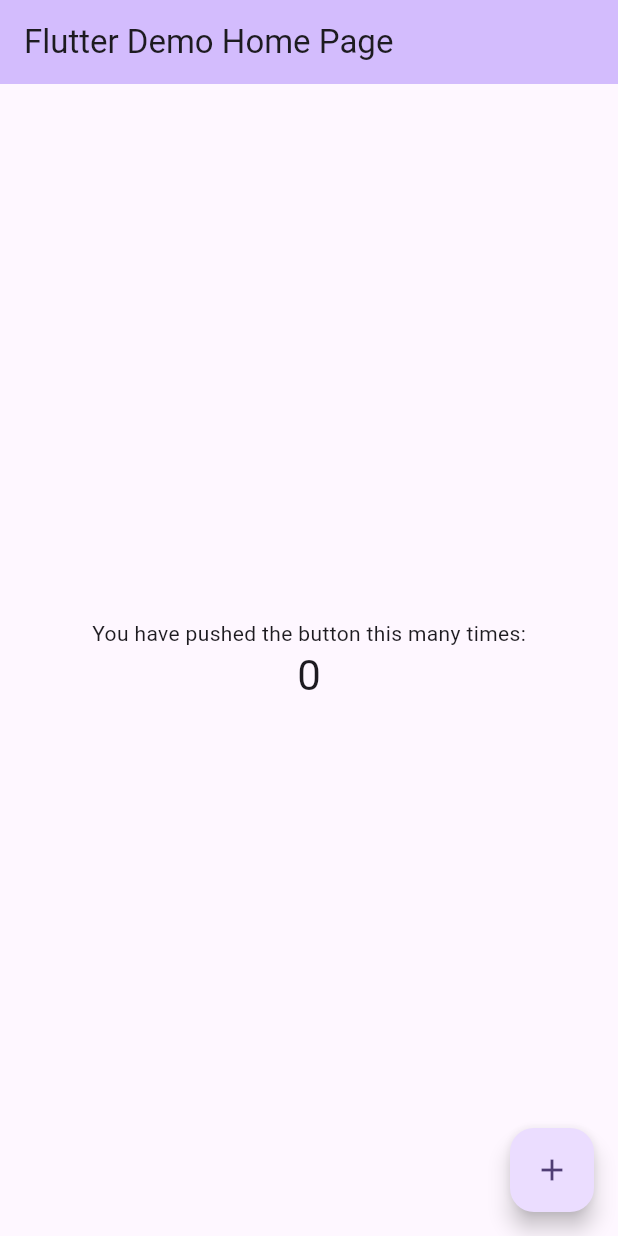
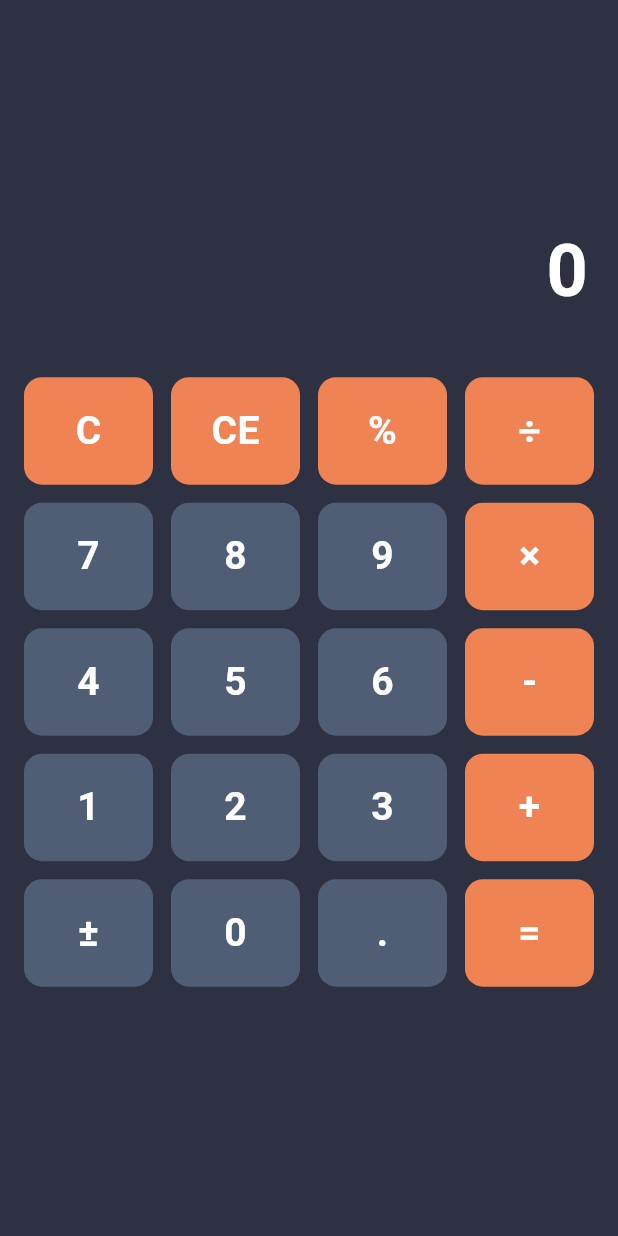
Before and after one commit to QuangViet03/lab2, a Flutter app: the screen it shows after launch, on a phone screen of 412 x 824 dp. Run offline on Flutter 3.47's test engine with Material 3 defaults, Android fonts, the phone set to English and light mode, and no system bars.

Commit message:
Hoàn thành bài Lab2

```diff
--- a/lib/main.dart
+++ b/lib/main.dart
@@ -7,116 +7,295 @@ void main() {
 class MyApp extends StatelessWidget {
   const MyApp({super.key});
 
-  // This widget is the root of your application.
   @override
   Widget build(BuildContext context) {
     return MaterialApp(
-      title: 'Flutter Demo',
-      theme: ThemeData(
-        // This is the theme of your application.
-        //
-        // TRY THIS: Try running your application with "flutter run". You'll see
-        // the application has a purple toolbar. Then, without quitting the app,
-        // try changing the seedColor in the colorScheme below to Colors.green
-        // and then invoke "hot reload" (save your changes or press the "hot
-        // reload" button in a Flutter-supported IDE, or press "r" if you used
-        // the command line to start the app).
-        //
-        // Notice that the counter didn't reset back to zero; the application
-        // state is not lost during the reload. To reset the state, use hot
-        // restart instead.
-        //
-        // This works for code too, not just values: Most code changes can be
-        // tested with just a hot reload.
-        colorScheme: .fromSeed(seedColor: Colors.deepPurple),
-      ),
-      home: const MyHomePage(title: 'Flutter Demo Home Page'),
+      debugShowCheckedModeBanner: false,
+      title: "Máy Tính",
+      home: const CalculatorScreen(),
     );
   }
 }
 
-class MyHomePage extends StatefulWidget {
-  const MyHomePage({super.key, required this.title});
-
-  // This widget is the home page of your application. It is stateful, meaning
-  // that it has a State object (defined below) that contains fields that affect
-  // how it looks.
-
-  // This class is the configuration for the state. It holds the values (in this
-  // case the title) provided by the parent (in this case the App widget) and
-  // used by the build method of the State. Fields in a Widget subclass are
-  // always marked "final".
-
-  final String title;
+class CalculatorScreen extends StatefulWidget {
+  const CalculatorScreen({super.key});
 
   @override
-  State<MyHomePage> createState() => _MyHomePageState();
+  State<CalculatorScreen> createState() => _CalculatorScreenState();
 }
 
-class _MyHomePageState extends State<MyHomePage> {
-  int _counter = 0;
+class _CalculatorScreenState extends State<CalculatorScreen> {
+  String _manHinh = "0";
+  String _phuongTrinh = "";
+  double _soThuNhat = 0;
+  double _soThuHai = 0;
+  String _phepTinh = "";
+  bool _choSoTiepTheo = false;
 
-  void _incrementCounter() {
+  // =============================
+  // NHẬP SỐ
+  // =============================
+  void _nhanSo(String so) {
     setState(() {
-      // This call to setState tells the Flutter framework that something has
-      // changed in this State, which causes it to rerun the build method below
-      // so that the display can reflect the updated values. If we changed
-      // _counter without calling setState(), then the build method would not be
-      // called again, and so nothing would appear to happen.
-      _counter++;
+      if (_manHinh == "0" || _choSoTiepTheo) {
+        _manHinh = so;
+        _choSoTiepTheo = false;
+      } else {
+        _manHinh += so;
+      }
     });
   }
 
+  // =============================
+  // XÓA KÝ TỰ CUỐI (CE)
+  // =============================
+  void _xoaKyTuCuoi() {
+    setState(() {
+      if (_manHinh.length > 1) {
+        _manHinh = _manHinh.substring(0, _manHinh.length - 1);
+      } else {
+        _manHinh = "0";
+      }
+    });
+  }
+
+  // =============================
+  // XÓA TẤT CẢ (C)
+  // =============================
+  void _xoaTatCa() {
+    setState(() {
+      _manHinh = "0";
+      _phuongTrinh = "";
+      _soThuNhat = 0;
+      _soThuHai = 0;
+      _phepTinh = "";
+      _choSoTiepTheo = false;
+    });
+  }
+
+  // =============================
+  // DẤU CHẤM THẬP PHÂN
+  // =============================
+  void _themDauCham() {
+    if (!_manHinh.contains(".")) {
+      setState(() => _manHinh += ".");
+    }
+  }
+
+  // =============================
+  // ĐỔI DẤU ÂM/DƯƠNG
+  // =============================
+  void _doiDau() {
+    setState(() {
+      if (_manHinh.startsWith('-')) {
+        _manHinh = _manHinh.substring(1);
+      } else if (_manHinh != "0") {
+        _manHinh = "-$_manHinh";
+      }
+    });
+  }
+
+  // =============================
+  // PHẦN TRĂM
+  // =============================
+  void _tinhPhanTram() {
+    setState(() {
+      double giaTri = double.tryParse(_manHinh) ?? 0;
+      _manHinh = (giaTri / 100).toString();
+    });
+  }
+
+  // =============================
+  // PHÉP TÍNH + - × ÷
+  // =============================
+  void _thucHienPhepTinh(String phepTinh) {
+    setState(() {
+      _soThuNhat = double.tryParse(_manHinh) ?? 0;
+      _phepTinh = phepTinh;
+      _phuongTrinh = "$_manHinh $phepTinh";
+      _choSoTiepTheo = true;
+    });
+  }
+
+  // =============================
+  // TÍNH KẾT QUẢ
+  // =============================
+  void _tinhKetQua() {
+    setState(() {
+      _soThuHai = double.tryParse(_manHinh) ?? 0;
+
+      double ketQua = _soThuNhat;
+
+      switch (_phepTinh) {
+        case "+":
+          ketQua = _soThuNhat + _soThuHai;
+          break;
+        case "-":
+          ketQua = _soThuNhat - _soThuHai;
+          break;
+        case "×":
+          ketQua = _soThuNhat * _soThuHai;
+          break;
+        case "÷":
+          if (_soThuHai == 0) {
+            _manHinh = "Lỗi";
+            return;
+          }
+          ketQua = _soThuNhat / _soThuHai;
+          break;
+        default:
+          return;
+      }
+
+      _manHinh = ketQua.toString();
+      if (_manHinh.endsWith(".0")) {
+        _manHinh = _manHinh.replaceAll(".0", "");
+      }
+
+      _phuongTrinh = "";
+      _phepTinh = "";
+      _choSoTiepTheo = true;
+    });
+  }
+
+  // =============================
+  // WIDGET NÚT BẤM
+  // =============================
+  Widget _nutBam(String text, {Color? mauSac, Function()? onTap}) {
+    return GestureDetector(
+      onTap: onTap,
+      child: Container(
+        decoration: BoxDecoration(
+          color: mauSac ?? const Color(0xFF4F5D75),
+          borderRadius: BorderRadius.circular(12),
+        ),
+        child: Center(
+          child: Text(
+            text,
+            style: const TextStyle(
+              color: Colors.white,
+              fontSize: 26,
+              fontWeight: FontWeight.w600,
+            ),
+          ),
+        ),
+      ),
+    );
+  }
+
+  // =============================
+  // XÂY DỰNG GIAO DIỆN
+  // =============================
   @override
   Widget build(BuildContext context) {
-    // This method is rerun every time setState is called, for instance as done
-    // by the _incrementCounter method above.
-    //
-    // The Flutter framework has been optimized to make rerunning build methods
-    // fast, so that you can just rebuild anything that needs updating rather
-    // than having to individually change instances of widgets.
     return Scaffold(
-      appBar: AppBar(
-        // TRY THIS: Try changing the color here to a specific color (to
-        // Colors.amber, perhaps?) and trigger a hot reload to see the AppBar
-        // change color while the other colors stay the same.
-        backgroundColor: Theme.of(context).colorScheme.inversePrimary,
-        // Here we take the value from the MyHomePage object that was created by
-        // the App.build method, and use it to set our appbar title.
-        title: Text(widget.title),
-      ),
-      body: Center(
-        // Center is a layout widget. It takes a single child and positions it
-        // in the middle of the parent.
+      backgroundColor: const Color(0xFF2D3142),
+      body: SafeArea(
         child: Column(
-          // Column is also a layout widget. It takes a list of children and
-          // arranges them vertically. By default, it sizes itself to fit its
-          // children horizontally, and tries to be as tall as its parent.
-          //
-          // Column has various properties to control how it sizes itself and
-          // how it positions its children. Here we use mainAxisAlignment to
-          // center the children vertically; the main axis here is the vertical
-          // axis because Columns are vertical (the cross axis would be
-          // horizontal).
-          //
-          // TRY THIS: Invoke "debug painting" (choose the "Toggle Debug Paint"
-          // action in the IDE, or press "p" in the console), to see the
-          // wireframe for each widget.
-          mainAxisAlignment: .center,
           children: [
-            const Text('You have pushed the button this many times:'),
-            Text(
-              '$_counter',
-              style: Theme.of(context).textTheme.headlineMedium,
+            // Hiển thị
+            Expanded(
+              flex: 2,
+              child: Container(
+                padding: const EdgeInsets.all(20),
+                width: double.infinity,
+                child: Column(
+                  mainAxisAlignment: MainAxisAlignment.end,
+                  crossAxisAlignment: CrossAxisAlignment.end,
+                  children: [
+                    Text(
+                      _phuongTrinh,
+                      style: const TextStyle(color: Colors.grey, fontSize: 22),
+                    ),
+                    const SizedBox(height: 6),
+                    Text(
+                      _manHinh,
+                      style: const TextStyle(
+                        color: Colors.white,
+                        fontSize: 48,
+                        fontWeight: FontWeight.bold,
+                      ),
+                      overflow: TextOverflow.ellipsis,
+                    ),
+                  ],
+                ),
+              ),
+            ),
+
+            // Các nút bấm
+            Expanded(
+              flex: 5,
+              child: Padding(
+                padding: const EdgeInsets.all(16),
+                child: GridView.count(
+                  crossAxisCount: 4,
+                  crossAxisSpacing: 12,
+                  mainAxisSpacing: 12,
+                  childAspectRatio: 1.2,
+                  children: [
+                    _nutBam(
+                      "C",
+                      mauSac: const Color(0xFFEF8354),
+                      onTap: _xoaTatCa,
+                    ),
+                    _nutBam(
+                      "CE",
+                      mauSac: const Color(0xFFEF8354),
+                      onTap: _xoaKyTuCuoi,
+                    ),
+                    _nutBam(
+                      "%",
+                      mauSac: const Color(0xFFEF8354),
+                      onTap: _tinhPhanTram,
+                    ),
+                    _nutBam(
+                      "÷",
+                      mauSac: const Color(0xFFEF8354),
+                      onTap: () => _thucHienPhepTinh("÷"),
+                    ),
+
+                    _nutBam("7", onTap: () => _nhanSo("7")),
+                    _nutBam("8", onTap: () => _nhanSo("8")),
+                    _nutBam("9", onTap: () => _nhanSo("9")),
+                    _nutBam(
+                      "×",
+                      mauSac: const Color(0xFFEF8354),
+                      onTap: () => _thucHienPhepTinh("×"),
+                    ),
+
+                    _nutBam("4", onTap: () => _nhanSo("4")),
+                    _nutBam("5", onTap: () => _nhanSo("5")),
+                    _nutBam("6", onTap: () => _nhanSo("6")),
+                    _nutBam(
+                      "-",
+                      mauSac: const Color(0xFFEF8354),
+                      onTap: () => _thucHienPhepTinh("-"),
+                    ),
+
+                    _nutBam("1", onTap: () => _nhanSo("1")),
+                    _nutBam("2", onTap: () => _nhanSo("2")),
+                    _nutBam("3", onTap: () => _nhanSo("3")),
+                    _nutBam(
+                      "+",
+                      mauSac: const Color(0xFFEF8354),
+                      onTap: () => _thucHienPhepTinh("+"),
+                    ),
+
+                    _nutBam("±", onTap: _doiDau),
+                    _nutBam("0", onTap: () => _nhanSo("0")),
+                    _nutBam(".", onTap: _themDauCham),
+                    _nutBam(
+                      "=",
+                      mauSac: const Color(0xFFEF8354),
+                      onTap: _tinhKetQua,
+                    ),
+                  ],
+                ),
+              ),
             ),
           ],
         ),
       ),
-      floatingActionButton: FloatingActionButton(
-        onPressed: _incrementCounter,
-        tooltip: 'Increment',
-        child: const Icon(Icons.add),
-      ),
     );
   }
 }
```
Also changed, not shown: 1 other file.
